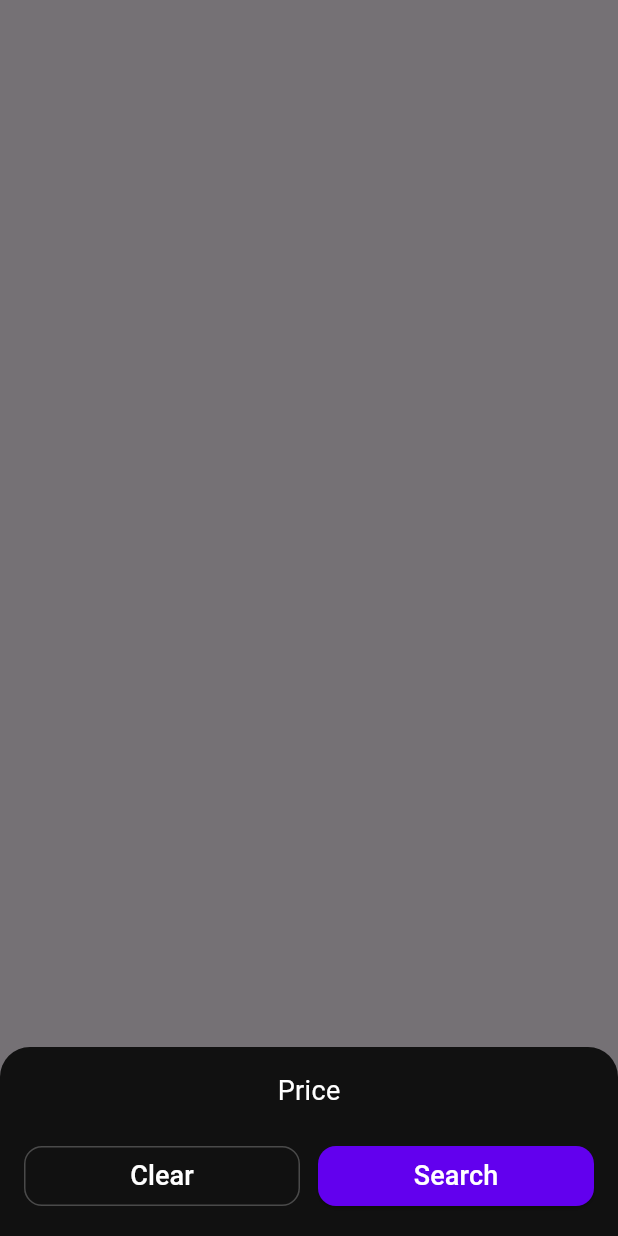
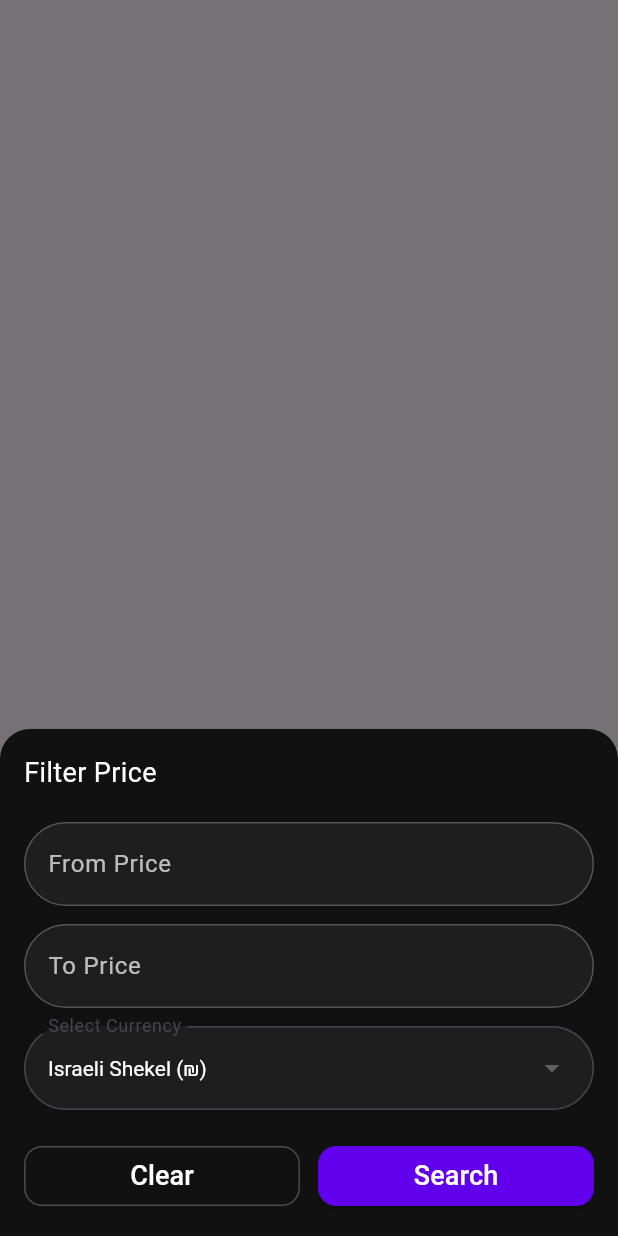
Before and after one commit to Roeidadon12/daynight-mobile, a Flutter app: what showCustomPriceRangePicker() shows on an empty page, opened directly, on a phone screen of 412 x 824 dp. Run offline on Flutter 3.47's test engine with Material 3 defaults, Android fonts, the light colour scheme and no system bars; our stand-ins replace dropdown_button2, flutter_svg, table_calendar; network calls fail; statements that could not run were skipped.

Commit message:
refine price page, add summary tile, add checkout

```diff
--- a/lib/controllers/search/search_price_criteria.dart
+++ b/lib/controllers/search/search_price_criteria.dart
@@ -1,6 +1,8 @@
+import 'package:day_night/models/enums.dart';
 import 'package:flutter/material.dart';
 import '../../constants.dart';
 import '../../app_localizations.dart';
+import 'package:dropdown_button2/dropdown_button2.dart';
 
 class CustomRangePricePicker extends StatefulWidget {
   const CustomRangePricePicker({super.key});
@@ -12,6 +14,9 @@ class CustomRangePricePicker extends StatefulWidget {
 class _CustomRangePricePickerState extends State<CustomRangePricePicker> {
   double? _rangeFromPrice;
   double? _rangeToPrice;
+  final TextEditingController fromPriceController = TextEditingController();
+  final TextEditingController toPriceController = TextEditingController();
+  ValidCurrency selectedCurrency = ValidCurrency.ILS; // default
 
   @override
   Widget build(BuildContext context) {
@@ -23,12 +28,105 @@ class _CustomRangePricePickerState extends State<CustomRangePricePicker> {
       padding: const EdgeInsets.all(16),
       child: Column(
         mainAxisSize: MainAxisSize.min,
+        crossAxisAlignment: CrossAxisAlignment.start,
         children: [
           Text(
             AppLocalizations.of(context).get('filter-by-price'),
-            style: TextStyle(color: Colors.white, fontSize: 18),
+            style: const TextStyle(color: Colors.white, fontSize: 18),
           ),
           const SizedBox(height: 20),
+
+          // From Price
+          TextField(
+            keyboardType: TextInputType.number,
+            style: const TextStyle(color: Colors.white),
+            decoration: InputDecoration(
+              labelText: AppLocalizations.of(context).get('from-price'),
+              labelStyle: const TextStyle(color: Colors.white70),
+              filled: true,
+              fillColor: const Color(0xFF1E1E1E),
+              border: OutlineInputBorder(
+                borderRadius: BorderRadius.circular(999),
+                borderSide: const BorderSide(color: Colors.white24),
+              ),
+              enabledBorder: OutlineInputBorder(
+                borderRadius: BorderRadius.circular(999),
+                borderSide: const BorderSide(color: Colors.white24),
+              ),
+              focusedBorder: OutlineInputBorder(
+                borderRadius: BorderRadius.circular(999),
+                borderSide: const BorderSide(color: Colors.blueAccent),
+              ),
+            ),
+            onChanged: (value) => setState(() {
+              _rangeFromPrice = double.tryParse(value);
+            }),
+          ),
+          const SizedBox(height: 12),
+
+          // To Price
+          TextField(
+            keyboardType: TextInputType.number,
+            style: const TextStyle(color: Colors.white),
+            decoration: InputDecoration(
+              labelText: AppLocalizations.of(context).get('to-price'),
+              labelStyle: const TextStyle(color: Colors.white70),
+              filled: true,
+              fillColor: const Color(0xFF1E1E1E),
+              border: OutlineInputBorder(
+                borderRadius: BorderRadius.circular(999),
+                borderSide: const BorderSide(color: Colors.white24),
+              ),
+              enabledBorder: OutlineInputBorder(
+                borderRadius: BorderRadius.circular(999),
+                borderSide: const BorderSide(color: Colors.white24),
+              ),
+              focusedBorder: OutlineInputBorder(
+                borderRadius: BorderRadius.circular(999),
+                borderSide: const BorderSide(color: Colors.blueAccent),
+              ),
+            ),
+            onChanged: (value) => setState(() {
+              _rangeToPrice = double.tryParse(value);
+            }),
+          ),
+          const SizedBox(height: 12),
+
+          // Currency Dropdown
+          DropdownButtonFormField2<ValidCurrency>(
+            value: selectedCurrency,
+            dropdownStyleData: DropdownStyleData(
+              maxHeight: 200,
+              width:
+                  MediaQuery.of(context).size.width * 0.8, // 👈 80% of screen
+              decoration: BoxDecoration(
+                color: const Color(0xFF1E1E1E),
+                borderRadius: BorderRadius.circular(12),
+              ),
+            ),
+            style: const TextStyle(color: Colors.white),
+            items: ValidCurrency.values.map((currency) {
+              return DropdownMenuItem(
+                value: currency,
+                child: Text(currency.symbol(context)),
+              );
+            }).toList(),
+            onChanged: (value) => setState(() {
+              selectedCurrency = value!;
+            }),
+            decoration: InputDecoration(
+              labelText: AppLocalizations.of(context).get('currency-option'),
+              filled: true,
+              fillColor: const Color(0xFF1E1E1E),
+              border: OutlineInputBorder(
+                borderRadius: BorderRadius.circular(999),
+                borderSide: const BorderSide(color: Colors.white24),
+              ),
+            ),
+          ),
+          const SizedBox(height: 20),
+
+          // Buttons Row
           Row(
             children: [
               Expanded(
@@ -37,17 +135,19 @@ class _CustomRangePricePickerState extends State<CustomRangePricePicker> {
                     foregroundColor: Colors.white,
                     side: const BorderSide(color: Colors.white24),
                     shape: RoundedRectangleBorder(
-                        borderRadius: BorderRadius.circular(12)),
+                      borderRadius: BorderRadius.circular(12),
+                    ),
                   ),
                   onPressed: () {
                     setState(() {
                       _rangeFromPrice = null;
                       _rangeToPrice = null;
+                      selectedCurrency = ValidCurrency.ILS; // reset to default
                     });
                   },
                   child: Text(
                     AppLocalizations.of(context).get('clear'),
-                    style: TextStyle(color: Colors.white, fontSize: 18),
+                    style: const TextStyle(color: Colors.white, fontSize: 18),
                   ),
                 ),
               ),
@@ -57,17 +157,21 @@ class _CustomRangePricePickerState extends State<CustomRangePricePicker> {
                   style: ElevatedButton.styleFrom(
                     backgroundColor: kBrandPrimary,
                     shape: RoundedRectangleBorder(
-                        borderRadius: BorderRadius.circular(12)),
+                      borderRadius: BorderRadius.circular(12),
+                    ),
                   ),
                   onPressed: () {
                     Navigator.pop(context, {
-                      "start": _rangeFromPrice,
-                      "end": _rangeToPrice,
+                      "range": {
+                        "start": _rangeFromPrice ?? 0.0,
+                        "end": _rangeToPrice ?? double.infinity,
+                        "currency": selectedCurrency,
+                      }
                     });
                   },
                   child: Text(
                     AppLocalizations.of(context).get('search'),
-                    style: TextStyle(color: Colors.white, fontSize: 18),
+                    style: const TextStyle(color: Colors.white, fontSize: 18),
                   ),
                 ),
               ),
@@ -79,11 +183,28 @@ class _CustomRangePricePickerState extends State<CustomRangePricePicker> {
   }
 }
 
-Future<Map<String, double?>?> showCustomPriceRangePicker(BuildContext context) async {
-  return await showModalBottomSheet<Map<String, double?>>(
+Future<Map<String, Object?>?> showCustomPriceRangePicker(
+  BuildContext context,
+) async {
+  return await showModalBottomSheet<Map<String, Object?>>(
     context: context,
     backgroundColor: Colors.transparent,
     isScrollControlled: true,
     builder: (context) => const CustomRangePricePicker(),
   );
 }
+
+extension ValidCurrencyExt on ValidCurrency {
+  String symbol(BuildContext context) {
+    switch (this) {
+      case ValidCurrency.USD:
+        return AppLocalizations.of(context).get('USD');
+      case ValidCurrency.ILS:
+        return AppLocalizations.of(context).get('ILS');
+      case ValidCurrency.EUR:
+        return AppLocalizations.of(context).get('EUR');
+      case ValidCurrency.GBP:
+        return AppLocalizations.of(context).get('GBP');
+    }
+  }
+}
--- a/lib/l10n/en.dart
+++ b/lib/l10n/en.dart
@@ -19,5 +19,14 @@ const Map<String, String> enTexts = {
   'navigate-to': 'Navigate',
   'currency': '₪',
   'to-buy-ticket': 'To Buy Ticket',
-  'filter-by-price': 'Price',
+  'filter-by-price': 'Filter Price',
+  'currency-option': 'Select Currency',
+  'from-price': 'From Price',
+  'to-price': 'To Price',
+  'apply': 'Apply',
+  'reset': 'Reset',
+  'ILS': 'Israeli Shekel (₪)', // Israeli Shekel
+  'USD': 'US Dollar (\$)', // US Dollar
+  'EUR': 'Euro (€)', // Euro
+  'GBP': 'British Pound (£)', // British Pound
 };
--- a/lib/l10n/he.dart
+++ b/lib/l10n/he.dart
@@ -20,4 +20,13 @@ const Map<String, String> heTexts = {
   'currency': '₪',
   'to-buy-ticket': 'לרכישת כרטיס',
   'filter-by-price': 'סינון מחיר',
+  'currency-option': 'בחר מטבע',
+  'from-price': 'ממחיר',
+  'to-price': 'למחיר',
+  'apply': 'החל',
+  'reset': 'איפוס',
+  'ILS': 'שקל חדש (₪)',
+  'USD': 'דולר אמריקאי (\$)',
+  'EUR': 'יורו (€)',
+  'GBP': 'לירה שטרלינג (£)',
 };
--- a/lib/models/enums.dart
+++ b/lib/models/enums.dart
@@ -3,3 +3,16 @@ enum HomeTabButtonType {
   today,
   week,
 }
+
+enum SearchCriteriaType {
+  dateCrieteria,
+  priceCriteria,
+  eventTypeCriteria,
+}
+
+enum ValidCurrency {
+  ILS, // Israeli Shekel
+  USD, // US Dollar
+  EUR, // Euro
+  GBP, // British Pound
+}
--- a/pubspec.yaml
+++ b/pubspec.yaml
@@ -38,6 +38,7 @@ dependencies:
   cached_network_image: ^3.4.1
   flutter_svg: ^2.0.7
   table_calendar: ^3.1.2
+  dropdown_button2: ^2.0.0
 
 dev_dependencies:
   flutter_test:
```
Also changed, not shown: lib/controllers/event/event_details_page.dart (+27 -62 lines), lib/controllers/event/event_list_item.dart (+10 -53 lines), lib/controllers/event/event_summary_tile.dart (added, +56 -0 lines), lib/controllers/ticket/checkout/checkout_rounds.dart (added, +58 -0 lines), lib/models/search_criteria.dart (+2 -5 lines), lib/services/event_service.dart (+38 -15 lines), lib/tabs/search_tab.dart (+32 -19 lines), pubspec.lock.
